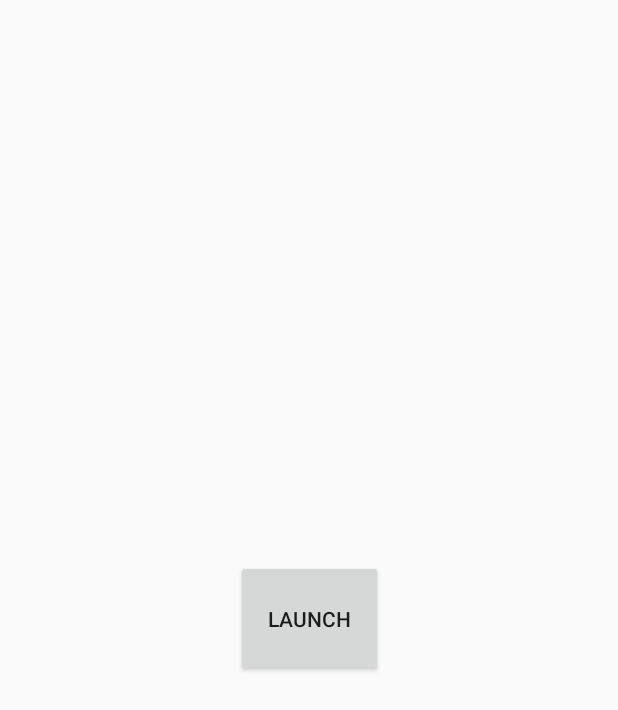
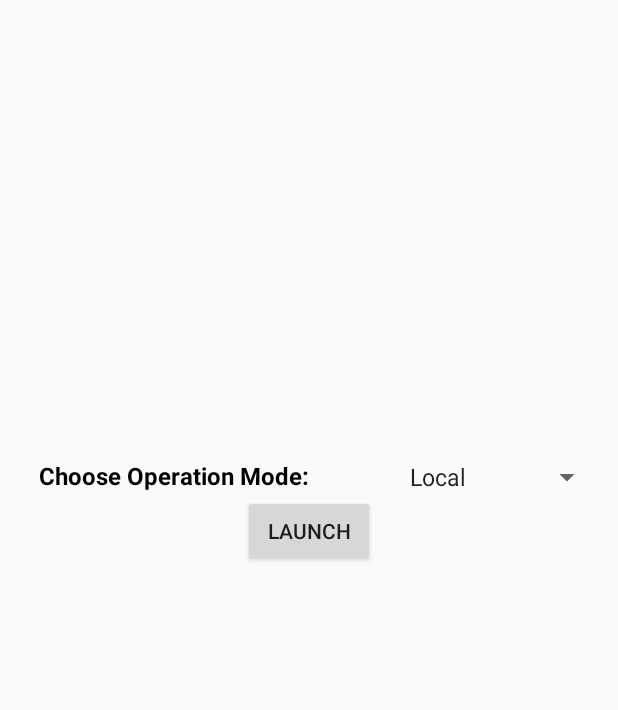
Before and after one commit to yuengdelahoz/FallPreventionAndroid, an Android app: the screen it shows after launch (MainActivity), on a phone screen of 412 x 824 dp. Shown: the top 710 px of the screen. Run offline under Robolectric (Android 15) with nearby library versions, the phone set to English and light mode, and no system bars.

Commit message:
Update -> updated TAG Variable

```diff
--- a/app/src/main/java/usf/delahoz/fallprevention/Camera_Activity.java
+++ b/app/src/main/java/usf/delahoz/fallprevention/Camera_Activity.java
@@ -14,10 +14,11 @@ public class Camera_Activity extends Activity {
     private static final int REQUEST_CAMERA = 113;
 
     private boolean canWrite = false, useCamera = false;
+    private final String TAG = getClass().getName();
 
     @Override
     protected void onCreate(Bundle savedInstanceState) {
-        Log.i("state", "onCreate from camera activity");
+        Log.i(TAG, "onCreate from camera activity");
         super.onCreate(savedInstanceState);
         setContentView(R.layout.activity_camera_);
         final Intent processImage = new Intent(this,Camera2Service.class);
--- a/app/src/main/java/usf/delahoz/fallprevention/MainActivity.java
+++ b/app/src/main/java/usf/delahoz/fallprevention/MainActivity.java
@@ -8,7 +8,9 @@ import android.os.Bundle;
 import android.support.v4.content.ContextCompat;
 import android.util.Log;
 import android.view.View;
+import android.widget.ArrayAdapter;
 import android.widget.Button;
+import android.widget.Spinner;
 import android.widget.Toast;
 
 public class MainActivity extends Activity {
@@ -16,12 +18,14 @@ public class MainActivity extends Activity {
     private static final int REQUEST_WRITE_STORAGE = 112;
     private static final int REQUEST_CAMERA = 113;
     private static final int REQUEST_READ_STORAGE = 114;
+    private String TAG = getClass().getName();
 
     boolean canWrite = false;
     boolean useCamera = false;
     boolean canRead = false;
 
     private Button btn;
+    private Spinner operation_mode;
 
     @Override
     public void onRequestPermissionsResult(int requestCode, String permissions[], int [] grantResults){
@@ -73,11 +77,22 @@ public class MainActivity extends Activity {
             requestPermissions(new String[]{Manifest.permission.CAMERA}, REQUEST_CAMERA);
         }
 
+
+//        Choose to run models locally or through the webapi
+        operation_mode = (Spinner) findViewById(R.id.operation_mode);
+        // Create an ArrayAdapter using the string array and a default spinner layout
+        ArrayAdapter<CharSequence> adapter = ArrayAdapter.createFromResource(this,
+                R.array.operation_modes, android.R.layout.simple_spinner_item);
+        adapter.setDropDownViewResource(android.R.layout.simple_spinner_dropdown_item);
+        operation_mode.setAdapter(adapter);
+
+
         final Intent processImage = new Intent(this,Camera2Service.class);
         btn = (Button) findViewById(R.id.startBtn);
         btn.setOnClickListener(new View.OnClickListener(){
             @Override
             public void onClick(View v) {
+                processImage.putExtra("operation_mode",operation_mode.getSelectedItem().toString());
                 if (btn.getText().toString().equals("Launch")) {  //Start
                     startService(processImage);
                     btn.setText("Stop");
--- a/app/src/main/java/usf/delahoz/fallprevention/callbacks/CameraCaptureSessionCaptureCallback.java
+++ b/app/src/main/java/usf/delahoz/fallprevention/callbacks/CameraCaptureSessionCaptureCallback.java
@@ -24,8 +24,8 @@ public class CameraCaptureSessionCaptureCallback extends CameraCaptureSession.Ca
      */
     private static final int WAIT_FRAMES = 120;
     private int m = 0;
-    private final static String TAG = "Camera Capture callback";
     private Camera2Service cameraService;
+    private final String TAG = getClass().getName();
 
     public CameraCaptureSessionCaptureCallback(Camera2Service cameraService) {
         this.cameraService = cameraService;
--- a/app/src/main/java/usf/delahoz/fallprevention/callbacks/CameraCaptureSessionStateCallback.java
+++ b/app/src/main/java/usf/delahoz/fallprevention/callbacks/CameraCaptureSessionStateCallback.java
@@ -8,7 +8,7 @@ import usf.delahoz.fallprevention.Camera2Service;
 
 /*the following is a callback object about the state of the camera capture session*/
 public class CameraCaptureSessionStateCallback extends CameraCaptureSession.StateCallback  {
-    private static final String TAG = "Camera Capture State";
+    private final String TAG = getClass().getName();
     private Camera2Service cameraService;
 
     public CameraCaptureSessionStateCallback(Camera2Service cameraService) {
--- a/app/src/main/java/usf/delahoz/fallprevention/callbacks/CameraStateCallback.java
+++ b/app/src/main/java/usf/delahoz/fallprevention/callbacks/CameraStateCallback.java
@@ -10,7 +10,7 @@ import usf.delahoz.fallprevention.Camera2Service;
 
 /*the following is a callback object for the states of the camera device*/
 public class CameraStateCallback extends CameraDevice.StateCallback {
-    private final static String TAG = "Camera State Callback";
+    private final String TAG = getClass().getName();
     private Camera2Service cameraService;
 
     public CameraStateCallback(Camera2Service cameraService) {
--- a/app/src/main/res/layout/activity_main.xml
+++ b/app/src/main/res/layout/activity_main.xml
@@ -1,52 +1,51 @@
 <?xml version="1.0" encoding="utf-8"?>
-<android.support.constraint.ConstraintLayout
+<LinearLayout
     xmlns:android="http://schemas.android.com/apk/res/android"
     xmlns:tools="http://schemas.android.com/tools"
     xmlns:app="http://schemas.android.com/apk/res-auto"
     android:layout_width="match_parent"
     android:layout_height="match_parent"
-    tools:context="usf.delahoz.fallprevention.MainActivity_old">
+    android:paddingBottom="140dp"
+    android:orientation="vertical"
+    android:gravity="center"
+    >
 
-    <android.support.constraint.Guideline
-        android:layout_width="wrap_content"
+
+    <LinearLayout
+        android:layout_width="match_parent"
         android:layout_height="wrap_content"
-        android:id="@+id/guideline"
-        android:orientation="vertical"
-        app:layout_constraintGuide_percent="0.35" />
+        android:weightSum="2"
+        android:paddingRight="10dp"
+        >
 
-    <android.support.constraint.Guideline
-        android:layout_width="wrap_content"
-        android:layout_height="wrap_content"
-        android:id="@+id/guideline2"
-        android:orientation="vertical"
-        app:layout_constraintGuide_percent="0.65" />
+        <TextView
+            android:id="@+id/choose_op_mode"
+            android:layout_width="wrap_content"
+            android:layout_height="match_parent"
+            android:layout_weight="1"
+            android:enabled="false"
+            android:text="Choose Operation Mode:"
+            android:textAllCaps="false"
+            android:textColor="@android:color/background_dark"
+            android:textSize="16sp"
+            android:textAlignment="center"
+            android:textStyle="bold" />
 
-    <android.support.constraint.Guideline
-        android:layout_width="wrap_content"
-        android:layout_height="wrap_content"
-        android:id="@+id/guideline3"
-        android:orientation="horizontal"
-        app:layout_constraintGuide_percent="0.4" />
+        <Spinner
+            android:id="@+id/operation_mode"
+            android:layout_width="wrap_content"
+            android:layout_height="match_parent"
+            android:layout_weight="1"
+            android:textAlignment="center"
+             />
 
-    <android.support.constraint.Guideline
-        android:layout_width="wrap_content"
-        android:layout_height="wrap_content"
-        android:id="@+id/guideline4"
-        android:orientation="horizontal"
-        app:layout_constraintGuide_percent="0.6" />
+    </LinearLayout>
 
     <Button
         android:id="@+id/startBtn"
-        android:layout_width="98dp"
-        android:layout_height="78dp"
-        android:layout_marginBottom="8dp"
-        android:layout_marginLeft="8dp"
-        android:layout_marginRight="8dp"
-        android:layout_marginTop="8dp"
-        android:text="@string/launch"
-        app:layout_constraintBottom_toTopOf="@+id/guideline4"
-        app:layout_constraintLeft_toLeftOf="@+id/guideline"
-        app:layout_constraintRight_toLeftOf="@+id/guideline2"
-        app:layout_constraintTop_toTopOf="@+id/guideline3"
-        tools:layout_editor_absoluteY="202dp" />
-</android.support.constraint.ConstraintLayout>
+        android:layout_width="wrap_content"
+        android:layout_height="wrap_content"
+        android:layout_gravity="center"
+        android:text="@string/launch" />
+
+</LinearLayout>
--- a/app/src/main/res/values/strings.xml
+++ b/app/src/main/res/values/strings.xml
@@ -1,4 +1,8 @@
 <resources>
-    <string name="app_name">WaterDetectionAndroid</string>
+    <string name="app_name">Fall Prevention NN</string>
     <string name="launch">Launch</string>
+    <string-array name="operation_modes">
+        <item>Local</item>
+        <item>WebAPI</item>
+    </string-array>
 </resources>
```
Also changed, not shown: app/src/main/java/usf/delahoz/fallprevention/Camera2Service.java (+22 -7 lines), app/src/main/java/usf/delahoz/fallprevention/callbacks/ImageAvailableCallback.java (+17 -3 lines), app/src/main/java/usf/delahoz/fallprevention/callbacks/OpenCvCallback.java (+2 -5 lines).
